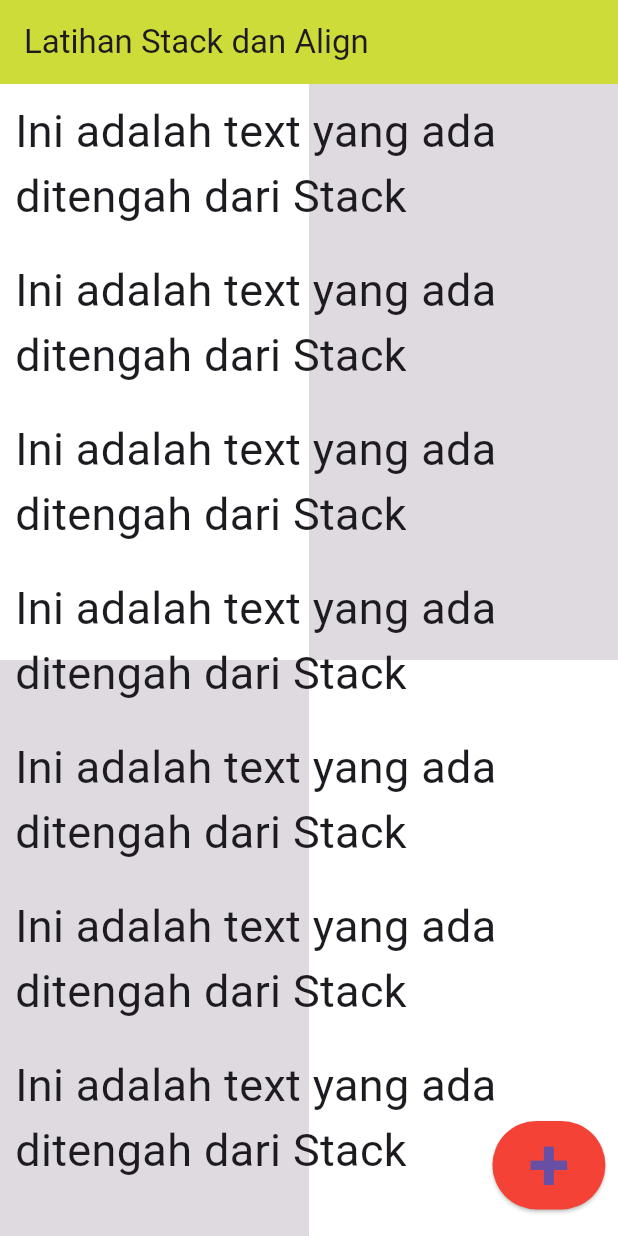
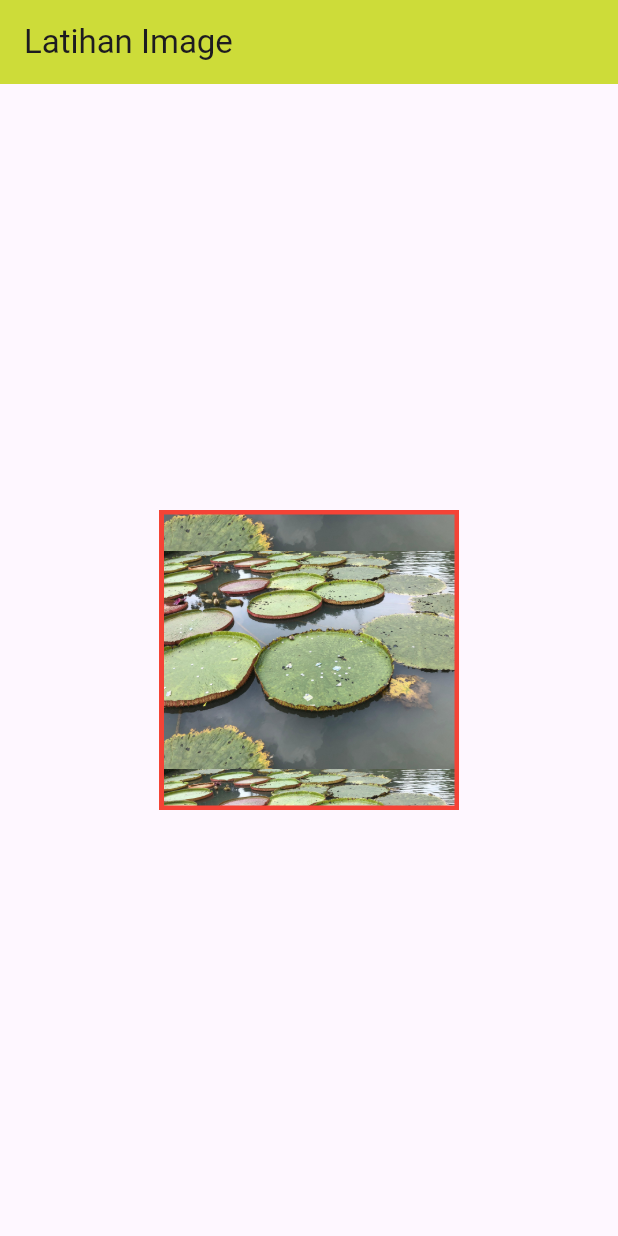
Before and after one commit to yabsiraditya/learn-flutter, a Flutter app: the screen it shows after launch, on a phone screen of 412 x 824 dp. Run offline on Flutter 3.47's test engine with Material 3 defaults, Android fonts, the phone set to English and light mode, and no system bars.

Commit message:
day 5 learn-flutter Image Widget

```diff
--- a/lib/main.dart
+++ b/lib/main.dart
@@ -2,138 +2,27 @@ import 'package:flutter/material.dart';
 
 void main() => runApp(MyApp());
 
-class MyApp extends StatefulWidget {
-  const MyApp({super.key});
-
-  @override
-  State<MyApp> createState() => _MyAppState();
-}
-
-class _MyAppState extends State<MyApp> {
+class MyApp extends StatelessWidget {
   @override
   Widget build(BuildContext context) {
     return MaterialApp(
       home: Scaffold(
         appBar: AppBar(
-          title: Text("Latihan Stack dan Align"),
+          title: Text("Latihan Image"),
           backgroundColor: Colors.lime,
         ),
-        body: Stack(
-          children: <Widget>[
-            Column(
-              children: <Widget>[
-                Flexible(
-                  flex: 1,
-                  child: Row(
-                    children: <Widget>[
-                      Flexible(
-                        flex: 1,
-                        child: Container(
-                          color: Colors.white,
-                        ),
-                      ),
-                      Flexible(
-                        flex: 1,
-                        child: Container(
-                          color: Colors.black12,
-                        ),
-                      )
-                    ],
-                  ),
-                ),
-                Flexible(
-                  flex: 1,
-                  child: Row(
-                    children: <Widget>[
-                      Flexible(
-                        flex: 1,
-                        child: Container(
-                          color: Colors.black12,
-                        ),
-                      ),
-                      Flexible(
-                        flex: 1,
-                        child: Container(
-                          color: Colors.white,
-                        ),
-                      )
-                    ],
-                  ),
-                ),
-              ],
+        body: Center(
+          child: Container(
+            color: Colors.red,
+            width: 200,
+            height: 200,
+            padding: EdgeInsets.all(3),
+            child: Image(
+              image: AssetImage('images/1.jpeg'),
+              fit: BoxFit.contain,
+              repeat: ImageRepeat.repeat,
             ),
-            ListView(
-              children: <Widget>[
-                Column(
-                  children: <Widget>[
-                    Container(
-                      margin: EdgeInsets.all(10),
-                      child: Text(
-                        "Ini adalah text yang ada ditengah dari Stack",
-                        style: TextStyle(fontSize: 30),
-                      ),
-                    ),
-                    Container(
-                      margin: EdgeInsets.all(10),
-                      child: Text(
-                        "Ini adalah text yang ada ditengah dari Stack",
-                        style: TextStyle(fontSize: 30),
-                      ),
-                    ),
-                    Container(
-                      margin: EdgeInsets.all(10),
-                      child: Text(
-                        "Ini adalah text yang ada ditengah dari Stack",
-                        style: TextStyle(fontSize: 30),
-                      ),
-                    ),
-                    Container(
-                      margin: EdgeInsets.all(10),
-                      child: Text(
-                        "Ini adalah text yang ada ditengah dari Stack",
-                        style: TextStyle(fontSize: 30),
-                      ),
-                    ),
-                    Container(
-                      margin: EdgeInsets.all(10),
-                      child: Text(
-                        "Ini adalah text yang ada ditengah dari Stack",
-                        style: TextStyle(fontSize: 30),
-                      ),
-                    ),
-                    Container(
-                      margin: EdgeInsets.all(10),
-                      child: Text(
-                        "Ini adalah text yang ada ditengah dari Stack",
-                        style: TextStyle(fontSize: 30),
-                      ),
-                    ),
-                    Container(
-                      margin: EdgeInsets.all(10),
-                      child: Text(
-                        "Ini adalah text yang ada ditengah dari Stack",
-                        style: TextStyle(fontSize: 30),
-                      ),
-                    ),
-                  ],
-                )
-              ],
-            ),
-            Align(
-              alignment: Alignment(0.95, 0.95),
-              child: ElevatedButton(
-                onPressed: () {},
-                child: Text("+"),
-                style: ElevatedButton.styleFrom(
-                  backgroundColor: Colors.red,
-                  textStyle: TextStyle(
-                    fontSize: 50,
-                    fontWeight: FontWeight.bold,
-                  ),
-                ),
-              ),
-            ),
-          ],
+          ),
         ),
       ),
     );
--- a/pubspec.yaml
+++ b/pubspec.yaml
@@ -59,8 +59,8 @@ flutter:
   uses-material-design: true
 
   # To add assets to your application, add an assets section, like this:
-  # assets:
-  #   - images/a_dot_burr.jpeg
+  assets:
+    - images/1.jpeg
   #   - images/a_dot_ham.jpeg
 
   # An image asset can refer to one or more resolution-specific "variants", see
```
Also changed, not shown: images/1.jpeg (added), 1 other file.
